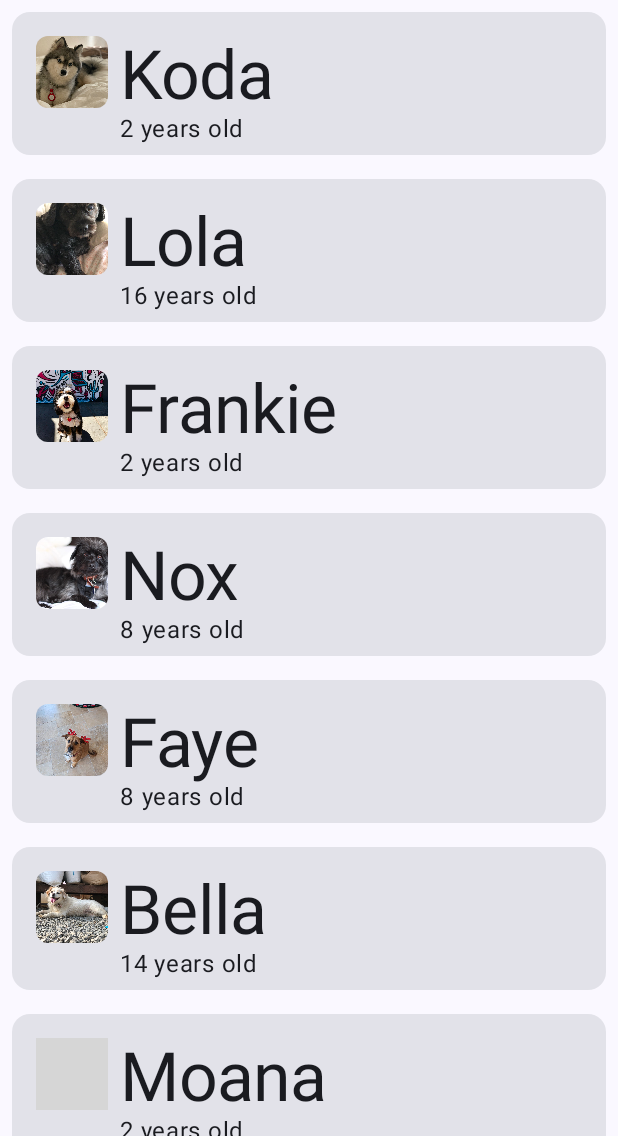
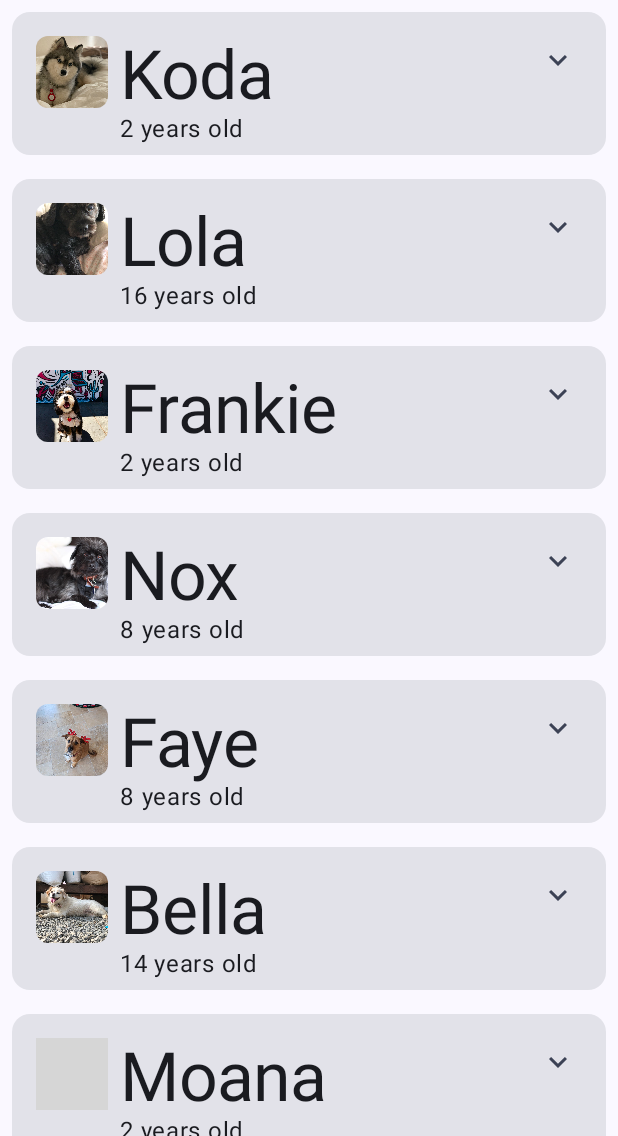
Before and after one commit to olvallej/woof, an Android app built with Jetpack Compose: the screen it shows after launch (MainActivity), on a phone screen of 412 x 824 dp, the part 100-1236 px from its top. Run offline under Robolectric (Android 15) with nearby library versions, the phone set to English and light mode, and no system bars; grey boxes are pictures that could not be loaded.

Commit message:
animación terminada

```diff
--- a/app/build.gradle.kts
+++ b/app/build.gradle.kts
@@ -66,4 +66,5 @@ dependencies {
     androidTestImplementation("androidx.compose.ui:ui-test-junit4")
     debugImplementation("androidx.compose.ui:ui-tooling")
     debugImplementation("androidx.compose.ui:ui-test-manifest")
+    implementation("androidx.compose.material:material-icons-extended")
 }
--- a/app/src/main/java/com/example/woof/MainActivity.kt
+++ b/app/src/main/java/com/example/woof/MainActivity.kt
@@ -5,23 +5,36 @@ import androidx.activity.ComponentActivity
 import androidx.activity.compose.setContent
 import androidx.annotation.DrawableRes
 import androidx.annotation.StringRes
+import androidx.compose.animation.animateContentSize
+import androidx.compose.animation.core.Spring
+import androidx.compose.animation.core.spring
 import androidx.compose.foundation.Image
 import androidx.compose.foundation.layout.Column
 import androidx.compose.foundation.layout.Row
+import androidx.compose.foundation.layout.Spacer
 import androidx.compose.foundation.layout.fillMaxSize
 import androidx.compose.foundation.layout.fillMaxWidth
 import androidx.compose.foundation.layout.padding
 import androidx.compose.foundation.layout.size
 import androidx.compose.foundation.lazy.LazyColumn
 import androidx.compose.foundation.lazy.items
+import androidx.compose.material.icons.Icons
+import androidx.compose.material.icons.filled.ExpandLess
+import androidx.compose.material.icons.filled.ExpandMore
 import androidx.compose.material3.Card
 import androidx.compose.material3.CenterAlignedTopAppBar
 import androidx.compose.material3.ExperimentalMaterial3Api
+import androidx.compose.material3.Icon
+import androidx.compose.material3.IconButton
 import androidx.compose.material3.MaterialTheme
 import androidx.compose.material3.Scaffold
 import androidx.compose.material3.Surface
 import androidx.compose.material3.Text
 import androidx.compose.runtime.Composable
+import androidx.compose.runtime.getValue
+import androidx.compose.runtime.mutableStateOf
+import androidx.compose.runtime.remember
+import androidx.compose.runtime.setValue
 import androidx.compose.ui.Alignment
 import androidx.compose.ui.Modifier
 import androidx.compose.ui.draw.clip
@@ -72,19 +85,63 @@ fun DogItem(
     dog: Dog,
     modifier: Modifier = Modifier
 ) {
+    var expanded by remember { mutableStateOf(false) }
     Card(
         modifier = modifier
     ) {
-        Row(
+        Column(
             modifier = Modifier
-                .fillMaxWidth()
-                .padding(dimensionResource(R.dimen.padding_small))
+                .animateContentSize(
+                    animationSpec = spring(
+                        dampingRatio = Spring.DampingRatioNoBouncy,
+                        stiffness = Spring.StiffnessMedium
+                    )
+                )
         ) {
-            DogIcon(dog.imageResourceId)
-            DogInformation(dog.name, dog.age)
+            Row(
+                modifier = Modifier
+                    .fillMaxWidth()
+                    .padding(dimensionResource(R.dimen.padding_small))
+            ) {
+                DogIcon(dog.imageResourceId)
+                DogInformation(dog.name, dog.age)
+                Spacer(Modifier.weight(1f))
+                DogItemButton(
+                    expanded = expanded,
+                    onClick = { expanded = !expanded },
+                )
+            }
+            if (expanded) {
+                DogHobby(
+                    dog.hobbies, modifier = Modifier.padding(
+                        start = dimensionResource(R.dimen.padding_medium),
+                        top = dimensionResource(R.dimen.padding_small),
+                        bottom = dimensionResource(R.dimen.padding_medium),
+                        end = dimensionResource(R.dimen.padding_medium)
+                    )
+                )
+            }
         }
     }
 }
+@Composable
+private fun DogItemButton(
+    expanded: Boolean,
+    onClick: () -> Unit,
+    modifier: Modifier = Modifier
+) {
+    IconButton(
+        onClick = onClick,
+        modifier = modifier
+    ) {
+        Icon(
+            imageVector = if (expanded) Icons.Filled.ExpandLess else Icons.Filled.ExpandMore,
+            contentDescription = stringResource(R.string.expand_button_content_description),
+            tint = MaterialTheme.colorScheme.secondary
+        )
+    }
+}
+
 @OptIn(ExperimentalMaterial3Api::class)
 @Composable
 fun WoofTopAppBar(modifier: Modifier = Modifier) {
```
